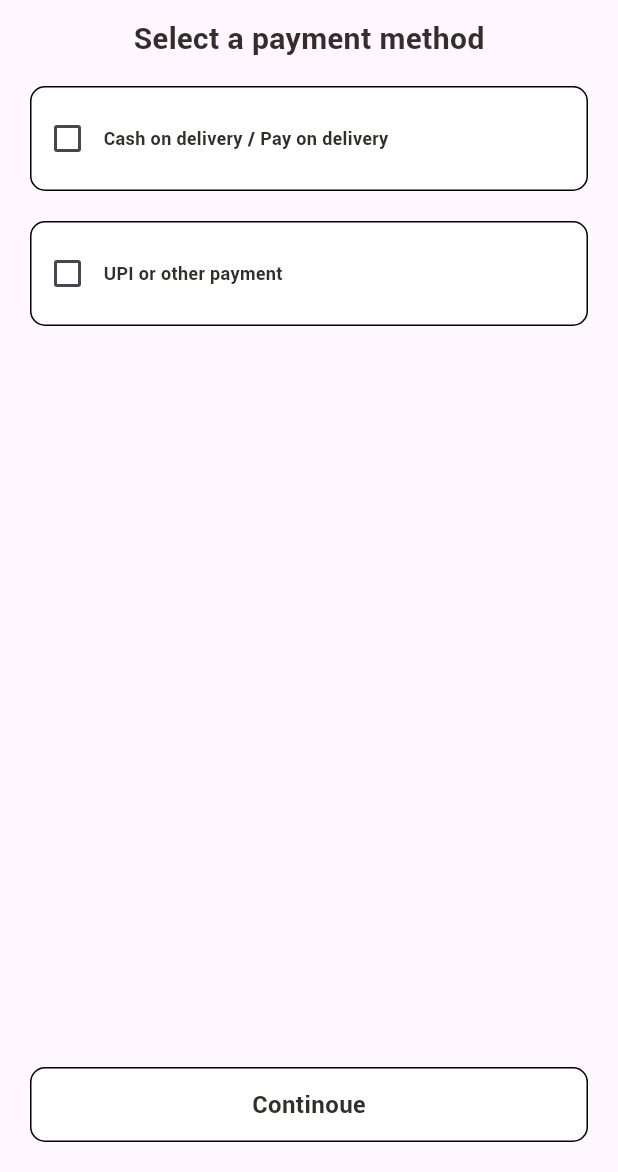
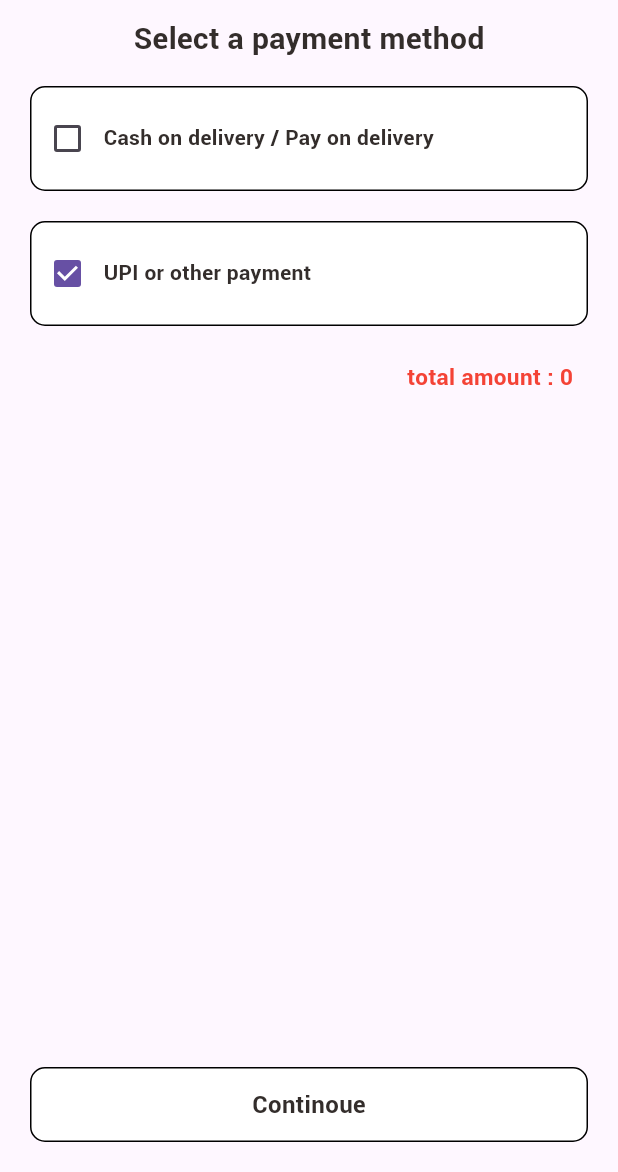
Before and after one commit to shadu-rz/Flavofleet, a Flutter app: the PaymentMethodSelect screen opened directly, on a phone screen of 412 x 824 dp, the part 64-1236 px from its top. Run offline on Flutter 3.47's test engine with Material 2 defaults, Android fonts, the phone set to English and light mode, and no system bars; our stand-ins replace cloud_firestore, firebase_auth, firebase_core, firebase_storage, get, google_sign_in and 1 more; accounts and stored records are empty; network calls fail.

Commit message:
bug fixes

```diff
--- a/lib/Pages/accounts/account_page.dart
+++ b/lib/Pages/accounts/account_page.dart
@@ -93,7 +93,7 @@ class _AccountPageState extends State<AccountPage> {
                     children: [
                       //profile icon
                       GestureDetector(
-                        onTap: () {
+                        onLongPress: () {
                           showDialog(
                             context: context,
                             builder: (BuildContext context) {
--- a/lib/Pages/payment/payment_method_select.dart
+++ b/lib/Pages/payment/payment_method_select.dart
@@ -3,15 +3,19 @@ import 'package:flavour_fleet_main/Widgets/Utils/colors.dart';
 import 'package:flavour_fleet_main/Widgets/Utils/diamensions.dart';
 import 'package:flavour_fleet_main/Widgets/big_text.dart';
 import 'package:flavour_fleet_main/Widgets/small_text.dart';
+import 'package:flavour_fleet_main/firebase/firebase_methods.dart';
 import 'package:flutter/material.dart';
 import 'package:get/get.dart';
 
 class PaymentMethodSelect extends StatelessWidget {
-  const PaymentMethodSelect({super.key});
 
+  final FirebaseMethods firebase = Get.put(FirebaseMethods());
+
+   PaymentMethodSelect({super.key});
   @override
   Widget build(BuildContext context) {
     return Scaffold(
+
       appBar: AppBar(
         actions: [
           TextButton(onPressed: (){
@@ -35,7 +39,7 @@ class PaymentMethodSelect extends StatelessWidget {
               Checkbox(value: isBlank, onChanged: (value) {
 
               },),
-              SmallText(text: 'Cash on delivery / Pay on delivery',color: AppColors.mainBlackColor,)
+              SmallText(text: 'Cash on delivery / Pay on delivery',color: AppColors.mainBlackColor,size: 14,)
             ],
            ),
           ),
@@ -49,16 +53,23 @@ class PaymentMethodSelect extends StatelessWidget {
             width: Dimensions.screenWidth,
            child: Row(
             children: [
-              Checkbox(value: isBlank, onChanged: (value) {
-
+              Checkbox(value: true, onChanged: (value) {
               },),
-              SmallText(text: 'UPI or other payment',color: AppColors.mainBlackColor,)
+              SmallText(text: 'UPI or other payment',color: AppColors.mainBlackColor,size: 14,)
             ],
            ),
           ),
+          SizedBox(height: 25,),
+          Row(
+            mainAxisAlignment: MainAxisAlignment.end,
+            children: [
+              SmallText(text: 'total amount : ${firebase.observetotalPrice}',color: Colors.red,size: 15,),
+              SizedBox(width: 30,)
+            ],
+          ),
           Spacer(),
           GestureDetector(
-            onTap: () => navigator!.push(MaterialPageRoute(builder: (context) => const PlaceOrder(),)),
+            onTap: () { navigator!.push(MaterialPageRoute(builder: (context) => const PlaceOrder()));},
             child: Container(
               margin: EdgeInsets.symmetric(horizontal: 20,vertical: 20),
               decoration: BoxDecoration(
```
